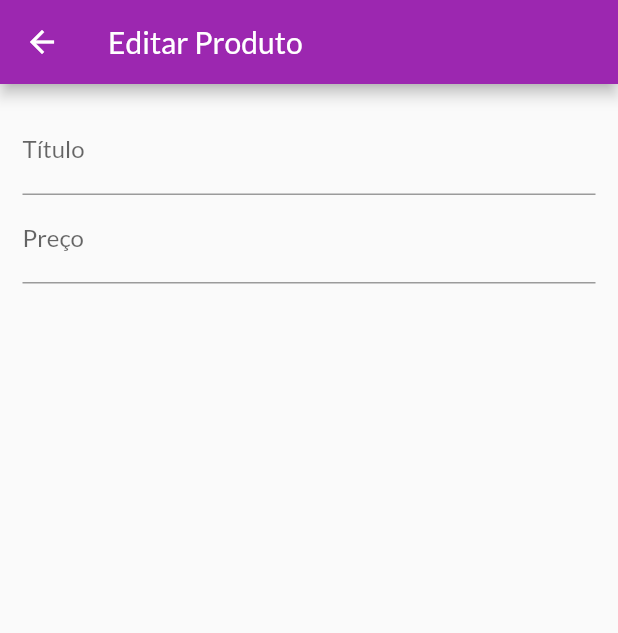
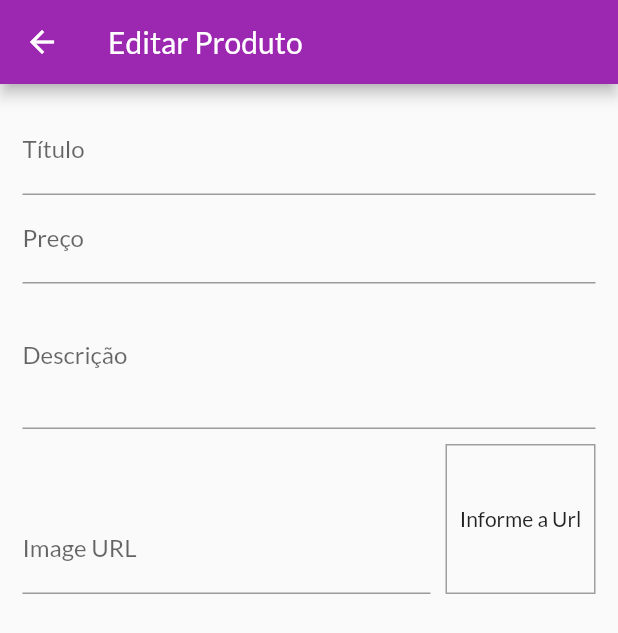
Before and after one commit to diegormb06/ecommerce, a Flutter app: the ProductFormScreen screen opened by its route, on a phone screen of 412 x 824 dp. Shown: the top 633 px of the screen. Run offline on Flutter 3.47's test engine with Material 2 defaults, Android fonts, the phone set to English and light mode, and no system bars; network calls fail.

Commit message:
feat: implementada input de imagem com listener de eventos

```diff
--- a/lib/domain/entity/cart_entity.dart
+++ b/lib/domain/entity/cart_entity.dart
@@ -1,4 +1,3 @@
-import 'dart:developer';
 import 'dart:math';
 
 import 'package:ecommerce/domain/entity/cart_item_entity.dart';
@@ -28,7 +27,6 @@ class Cart with ChangeNotifier {
   void addItem(Product product) {
     if (_items.containsKey(product.id)) {
       _items.update(product.id, (previous) {
-        print(previous.quantity);
         return CartItemEntity(
             id: previous.id,
             productId: previous.productId,
--- a/lib/presentation/components/layout/product_item.dart
+++ b/lib/presentation/components/layout/product_item.dart
@@ -12,7 +12,7 @@ class ProductItem extends StatelessWidget {
         backgroundImage: NetworkImage(product.imageUrl),
       ),
       title: Text(product.title),
-      trailing: Container(
+      trailing: SizedBox(
         width: 100,
         child: Row(
           children: [
--- a/lib/presentation/pages/product_form_screen.dart
+++ b/lib/presentation/pages/product_form_screen.dart
@@ -1,6 +1,4 @@
 import 'package:flutter/material.dart';
-import 'package:flutter/src/widgets/container.dart';
-import 'package:flutter/src/widgets/framework.dart';
 
 class ProductFormScreen extends StatefulWidget {
   const ProductFormScreen({super.key});
@@ -11,6 +9,27 @@ class ProductFormScreen extends StatefulWidget {
 
 class _ProductFormScreenState extends State<ProductFormScreen> {
   final priceFocus = FocusNode();
+  final descriptionFocus = FocusNode();
+  final imageUrlFocus = FocusNode();
+  final imageUrlController = TextEditingController();
+
+  @override
+  void initState() {
+    imageUrlFocus.addListener(updateImageUrl);
+    super.initState();
+  }
+
+  @override
+  void dispose() {
+    priceFocus.dispose();
+    descriptionFocus.dispose();
+    imageUrlFocus.removeListener(updateImageUrl);
+    super.dispose();
+  }
+
+  void updateImageUrl() {
+    setState(() {});
+  }
 
   @override
   Widget build(BuildContext context) {
@@ -26,13 +45,58 @@ class _ProductFormScreenState extends State<ProductFormScreen> {
               TextFormField(
                 decoration: const InputDecoration(labelText: "Título"),
                 textInputAction: TextInputAction.next,
+                onFieldSubmitted: (value) => FocusScope.of(context)
+                    .requestFocus(priceFocus), // FocusNode
               ),
               TextFormField(
                 decoration: const InputDecoration(labelText: "Preço"),
                 textInputAction: TextInputAction.next,
+                focusNode: priceFocus,
                 keyboardType: const TextInputType.numberWithOptions(
                   decimal: true,
                 ),
+                onFieldSubmitted: (value) =>
+                    FocusScope.of(context).requestFocus(descriptionFocus),
+              ),
+              TextFormField(
+                decoration: const InputDecoration(labelText: "Descrição"),
+                focusNode: descriptionFocus,
+                keyboardType: TextInputType.multiline,
+                maxLines: 3,
+              ),
+              Row(
+                crossAxisAlignment: CrossAxisAlignment.end,
+                children: [
+                  Expanded(
+                    child: TextFormField(
+                      decoration: const InputDecoration(labelText: "Image URL"),
+                      keyboardType: TextInputType.url,
+                      focusNode: imageUrlFocus,
+                      controller: imageUrlController,
+                    ),
+                  ),
+                  Container(
+                    height: 100,
+                    width: 100,
+                    margin: const EdgeInsets.only(
+                      top: 10,
+                      left: 10,
+                    ),
+                    decoration: BoxDecoration(
+                      border: Border.all(
+                        color: Colors.grey,
+                        width: 1,
+                      ),
+                    ),
+                    alignment: Alignment.center,
+                    child: imageUrlController.text.isEmpty
+                        ? const Text('Informe a Url')
+                        : FittedBox(
+                            fit: BoxFit.cover,
+                            child: Image.network(imageUrlController.text),
+                          ),
+                  ),
+                ],
               ),
             ],
           ),
```
